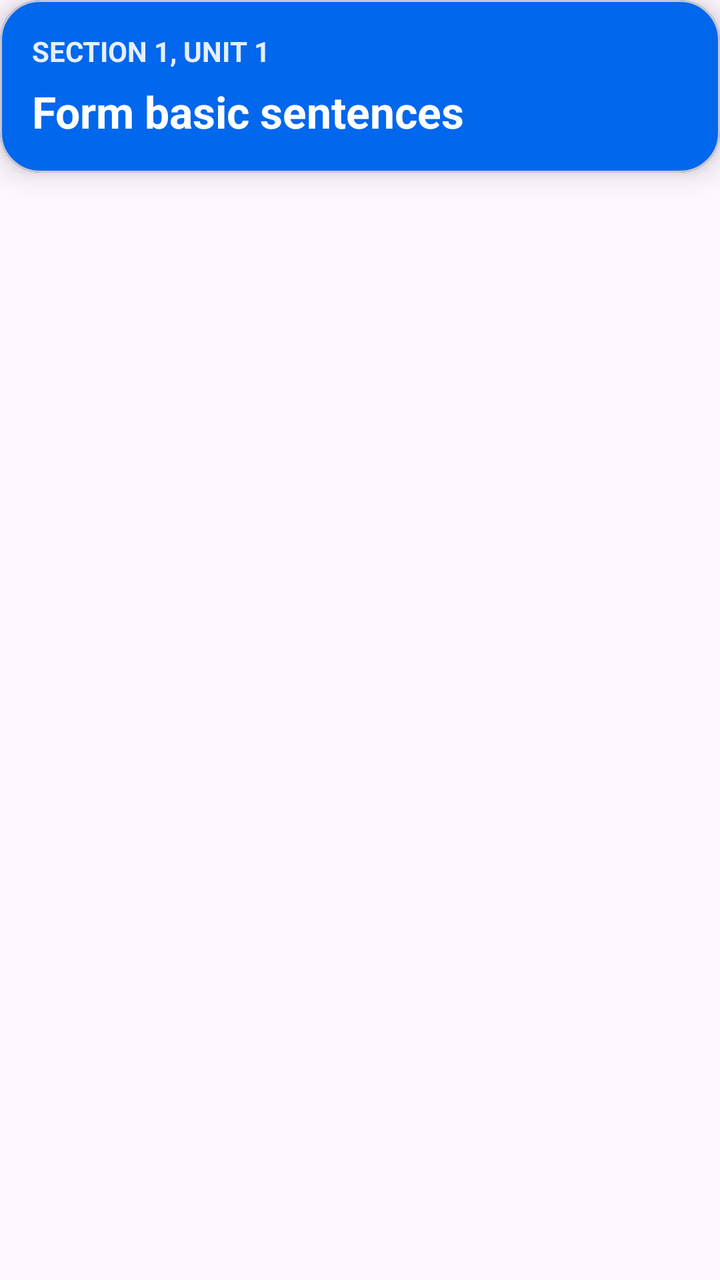
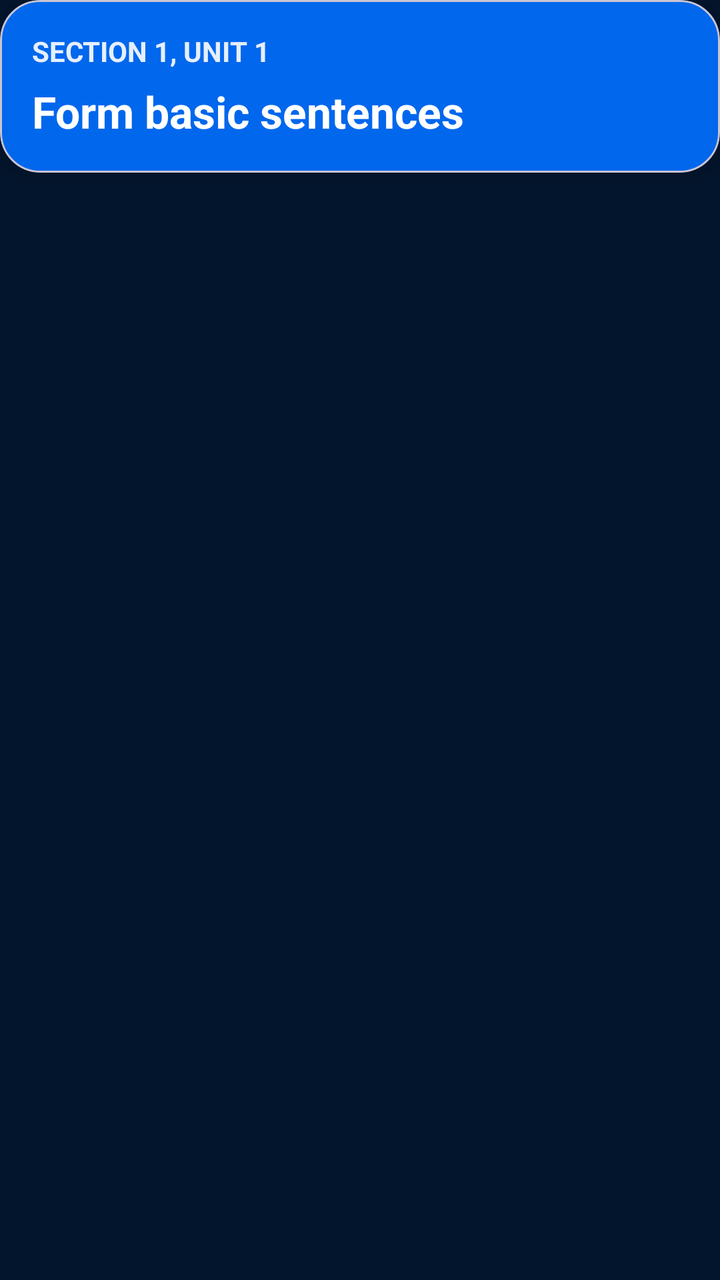

Two renders of the same Android screen: before a commit and after it. Below are the layout's source before the change and the commit's diff.
<!-- AndroidManifest.xml: application theme Theme.GoCode -->
<!-- res/layout/fragment_language_path.xml -->
<?xml version="1.0" encoding="utf-8"?>
<androidx.constraintlayout.widget.ConstraintLayout
    xmlns:android="http://schemas.android.com/apk/res/android"
    xmlns:app="http://schemas.android.com/apk/res-auto"
    android:layout_width="match_parent"
    android:layout_height="match_parent">

    <com.google.android.material.card.MaterialCardView
        android:id="@+id/cardUnitHeader"
        android:layout_width="0dp"
        android:layout_height="wrap_content"
        app:cardCornerRadius="20dp"
        app:cardElevation="8dp"
        app:cardBackgroundColor="@color/btn_primary"
        app:layout_constraintTop_toTopOf="parent"
        app:layout_constraintStart_toStartOf="parent"
        app:layout_constraintEnd_toEndOf="parent">

        <LinearLayout
            android:layout_width="match_parent"
            android:layout_height="wrap_content"
            android:padding="16dp"
            android:orientation="vertical">

            <TextView
                android:id="@+id/tvUnitTop"
                android:layout_width="wrap_content"
                android:layout_height="wrap_content"
                android:text="SECTION 1, UNIT 1"
                android:textStyle="bold"
                android:textSize="14sp"
                android:textColor="@color/gc_text_primary"
                android:alpha="0.9"/>

            <TextView
                android:id="@+id/tvUnitTitle"
                android:layout_width="wrap_content"
                android:layout_height="wrap_content"
                android:text="Form basic sentences"
                android:textStyle="bold"
                android:textSize="22sp"
                android:textColor="@color/gc_text_primary"
                android:layout_marginTop="6dp"/>
        </LinearLayout>

    </com.google.android.material.card.MaterialCardView>

    <androidx.recyclerview.widget.RecyclerView
        android:id="@+id/rvPathNodes"
        android:layout_width="0dp"
        android:layout_height="0dp"
        android:layout_marginTop="14dp"
        android:clipToPadding="false"
        android:paddingBottom="24dp"
        app:layoutManager="androidx.recyclerview.widget.LinearLayoutManager"
        app:layout_constraintTop_toBottomOf="@id/cardUnitHeader"
        app:layout_constraintBottom_toBottomOf="parent"
        app:layout_constraintStart_toStartOf="parent"
        app:layout_constraintEnd_toEndOf="parent"/>

    <com.google.android.material.card.MaterialCardView
        android:id="@+id/cardComingSoon"
        android:layout_width="0dp"
        android:layout_height="wrap_content"
        android:layout_marginTop="28dp"
        android:visibility="gone"
        app:cardBackgroundColor="@color/gc_card_background"
        app:cardCornerRadius="18dp"
        app:cardElevation="8dp"
        app:strokeColor="#24FFFFFF"
        app:strokeWidth="1dp"
        app:layout_constraintTop_toBottomOf="@id/cardUnitHeader"
        app:layout_constraintStart_toStartOf="parent"
        app:layout_constraintEnd_toEndOf="parent">

        <LinearLayout
            android:layout_width="match_parent"
            android:layout_height="wrap_content"
            android:orientation="vertical"
            android:padding="20dp">

            <TextView
                android:id="@+id/tvComingSoonTitle"
                android:layout_width="match_parent"
                android:layout_height="wrap_content"
                android:text="Coming soon"
                android:textColor="@color/gc_text_primary"
                android:textSize="24sp"
                android:textStyle="bold" />

            <TextView
                android:id="@+id/tvComingSoonBody"
                android:layout_width="match_parent"
                android:layout_height="wrap_content"
                android:layout_marginTop="10dp"
                android:lineSpacingExtra="4dp"
                android:text="This learning path is planned for a future update."
                android:textColor="@color/gc_text_secondary"
                android:textSize="15sp" />

            <TextView
                android:id="@+id/tvComingSoonBadge"
                android:layout_width="wrap_content"
                android:layout_height="wrap_content"
                android:layout_marginTop="18dp"
                android:background="@drawable/bg_quiz_result"
                android:paddingStart="14dp"
                android:paddingTop="8dp"
                android:paddingEnd="14dp"
                android:paddingBottom="8dp"
                android:text="Future update"
                android:textColor="@color/gc_text_primary"
                android:textSize="13sp"
                android:textStyle="bold" />
        </LinearLayout>

    </com.google.android.material.card.MaterialCardView>

</androidx.constraintlayout.widget.ConstraintLayout>
<!-- resources referenced by this layout -->
<resources>
  <color name="btn_primary">#0167ed</color>
  <color name="gc_card_background">#081d3c</color>
  <color name="gc_text_primary">#FFFFFF</color>
  <color name="gc_text_secondary">#A3AAB6</color>
  <!-- drawable bg_quiz_result (drawable) -->
  <?xml version="1.0" encoding="utf-8"?>
  <shape xmlns:android="http://schemas.android.com/apk/res/android">
      <solid android:color="#D9081D3C" />
      <stroke
          android:width="1dp"
          android:color="#554DA3FF" />
      <corners android:radius="22dp" />
  </shape>
  <style name="Theme.GoCode" parent="Theme.Material3.DayNight.NoActionBar">
  
          <item name="android:statusBarColor">@color/status_bar_scrim</item>
          <item name="android:windowDrawsSystemBarBackgrounds">true</item>
          <item name="fontFamily">@font/poppins_medium</item>
  
  
      </style>
  <color name="status_bar_scrim">#B3001028</color>
</resources>

<!-- the commit's change to res/layout/fragment_language_path.xml (unified diff, before → after) -->
@@ -3,7 +3,8 @@
     xmlns:android="http://schemas.android.com/apk/res/android"
     xmlns:app="http://schemas.android.com/apk/res-auto"
     android:layout_width="match_parent"
-    android:layout_height="match_parent">
+    android:layout_height="match_parent"
+    android:background="@color/gc_bg">
 
     <com.google.android.material.card.MaterialCardView
         android:id="@+id/cardUnitHeader"
<!-- resource entries referenced after the edit -->
@@ -1,6 +1,7 @@
 <!-- resources referenced by this layout -->
 <resources>
   <color name="btn_primary">#0167ed</color>
+  <color name="gc_bg">#03152d</color>
   <color name="gc_card_background">#081d3c</color>
   <color name="gc_text_primary">#FFFFFF</color>
   <color name="gc_text_secondary">#A3AAB6</color>
